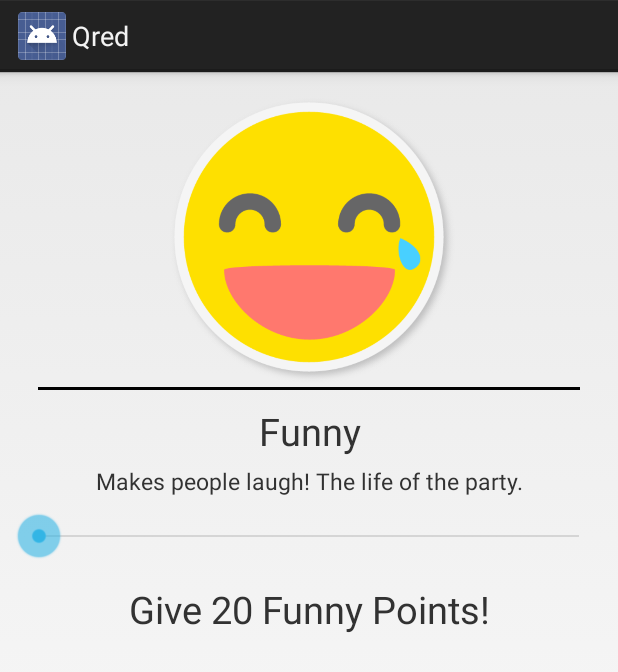
After one commit to immranderson/Qred, an Android app: the layout dialog_fragment_give_qred_points.xml on its own in the app's theme, with its tools: preview values and no code run, on a phone screen of 412 x 824 dp. The commit adds this screen. Shown: the top 672 px of the screen. Run offline under Robolectric (Android 15) with nearby library versions, the phone set to English and light mode, and no system bars.

Commit message:
Built layout for giving qred to someone

```diff
--- a/app/src/main/AndroidManifest.xml
+++ b/app/src/main/AndroidManifest.xml
@@ -4,7 +4,7 @@
 
     <application
         android:allowBackup="true"
-        android:icon="@drawable/ic_launcher"
+        android:icon="@drawable/qred"
         android:label="@string/app_name"
         android:theme="@style/AppTheme" >
         <activity
--- a/app/src/main/java/com/qred/android/MainActivity.java
+++ b/app/src/main/java/com/qred/android/MainActivity.java
@@ -151,7 +151,7 @@ public class MainActivity extends Activity implements ActionBar.TabListener {
                 case 0:
                     return "profile".toUpperCase();
                 case 1:
-                    return "give cred".toUpperCase();
+                    return "give qred".toUpperCase();
                 case 2:
                     return "explore".toUpperCase();
             }
--- /dev/null
+++ b/app/src/main/res/layout/dialog_fragment_give_qred_points.xml
@@ -0,0 +1,79 @@
+<?xml version="1.0" encoding="utf-8"?>
+
+<RelativeLayout
+    xmlns:android="http://schemas.android.com/apk/res/android"
+    android:layout_width="match_parent"
+    android:layout_height="match_parent"
+
+    android:padding="10dp"
+    >
+
+    <ImageView
+        android:id="@+id/qred_points_iv"
+        android:layout_width="match_parent"
+        android:layout_height="200dp"
+        android:layout_alignParentTop="true"
+        android:layout_centerHorizontal="true"
+        android:src="@drawable/ic_funny"
+        />
+
+    <View
+        android:id="@+id/qred_points_separator"
+        android:layout_width="match_parent"
+        android:layout_height="2dp"
+        android:background="@android:color/black"
+        android:layout_below="@+id/qred_points_iv"
+        android:layout_marginLeft="15dp"
+        android:layout_marginRight="15dp"
+        />
+
+    <TextView
+        android:id="@+id/qred_points_name_tv"
+        android:layout_width="match_parent"
+        android:layout_height="wrap_content"
+        android:layout_marginTop="10dp"
+        android:text="Funny"
+        android:layout_below="@+id/qred_points_separator"
+        android:gravity="center"
+        android:textSize="25sp"
+        />
+
+    <TextView
+        android:id="@+id/qred_points_description_tv"
+        android:layout_width="match_parent"
+        android:layout_height="wrap_content"
+        android:layout_marginTop="5dp"
+        android:text="Makes people laugh! The life of the party."
+        android:layout_below="@+id/qred_points_name_tv"
+        android:gravity="center"
+        android:textSize="15sp"
+        />
+
+    <SeekBar
+        android:layout_marginTop="10dp"
+        android:id="@+id/qred_points_seekBar"
+        android:layout_width="wrap_content"
+        android:layout_height="wrap_content"
+        android:layout_below="@+id/qred_points_description_tv"
+        android:layout_alignParentLeft="true"
+        android:layout_alignParentStart="true"
+        android:layout_alignParentRight="true"
+        android:layout_alignParentEnd="true"
+        >
+
+
+        </SeekBar>
+
+    <TextView
+        android:id="@+id/qred_points_number_to_give_tv"
+        android:layout_width="match_parent"
+        android:layout_height="wrap_content"
+        android:layout_marginTop="15dp"
+        android:text="Give 20 Funny Points!"
+        android:layout_below="@+id/qred_points_seekBar"
+        android:gravity="center"
+        android:textSize="25sp"
+        />
+
+
+</RelativeLayout>
--- a/app/src/main/res/layout/fragment_give_qred.xml
+++ b/app/src/main/res/layout/fragment_give_qred.xml
@@ -17,7 +17,7 @@
         android:layout_width="match_parent"
         android:layout_height="wrap_content"
         android:layout_alignParentBottom="true"
-        android:numColumns="3"
+        android:numColumns="4"
         android:layout_below="@+id/give_qred_friend_iv"
         >
 
--- a/app/src/main/res/layout/fragment_profile.xml
+++ b/app/src/main/res/layout/fragment_profile.xml
@@ -11,7 +11,7 @@
         android:layout_width="match_parent"
         android:layout_height="175dp"
         android:layout_gravity="center_horizontal"
-        android:src="@drawable/miki"
+        android:src="@drawable/me"
         android:scaleType="centerCrop"
         android:layout_alignParentTop="true"
         />
```
Also changed, not shown: app/src/main/java/com/qred/android/give_qred/GiveCredFragment.java (+26 -6 lines), app/src/main/java/com/qred/android/give_qred/GiveQredPointsDialogFragment.java (added, +111 -0 lines), app/src/main/res/drawable/ic_funny.png.
